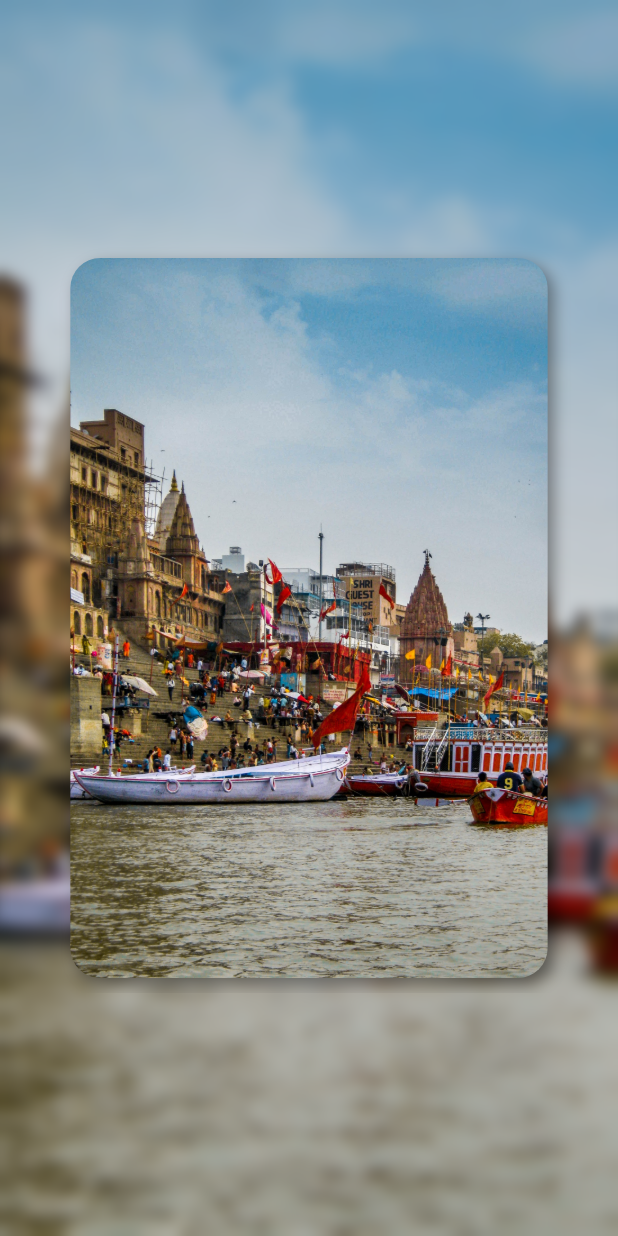
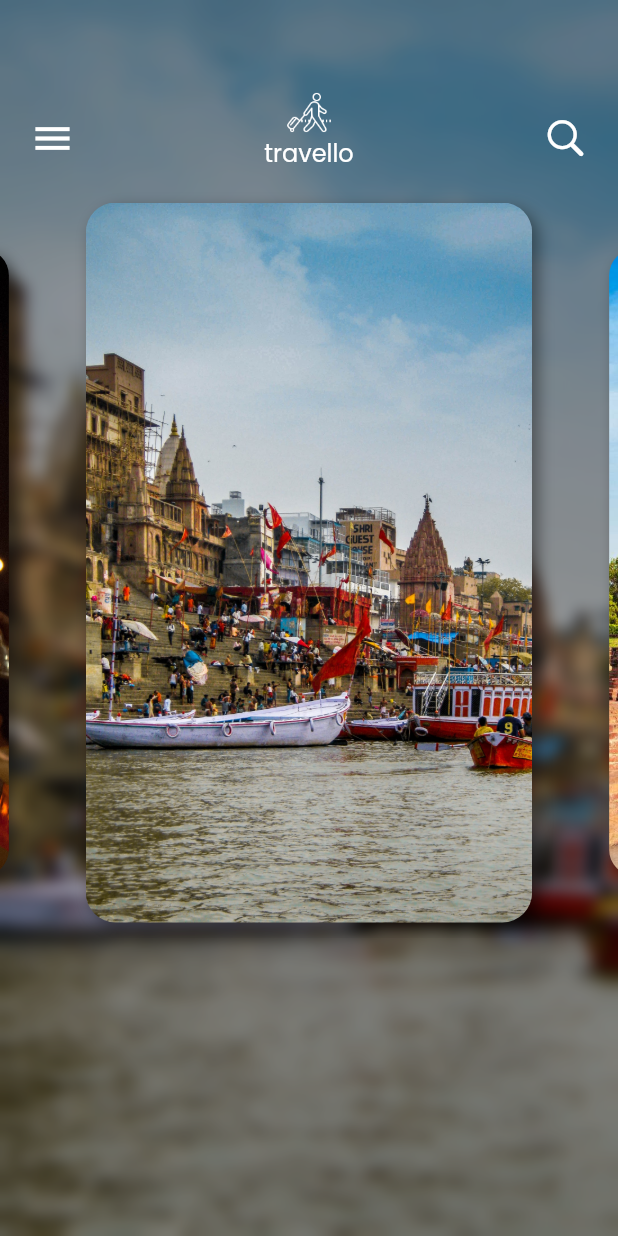
Before and after one commit to aman1210/FlutterUIChallenge, a Flutter app: the screen it shows after launch, on a phone screen of 412 x 824 dp. Run offline on Flutter 3.47's test engine with Material 2 defaults, Android fonts, the phone set to English and light mode, and no system bars; drawn by our look-alikes of carousel_slider; our stand-ins replace line_awesome_icons, simple_animations.

Commit message:
background change working

```diff
--- a/Travel App/lib/Screens/homepage.dart
+++ b/Travel App/lib/Screens/homepage.dart
@@ -1,6 +1,7 @@
 import 'dart:ui';
 
 import 'package:carousel_slider/carousel_slider.dart';
+import 'package:flutter/cupertino.dart';
 import 'package:flutter/material.dart';
 import 'package:flutter/rendering.dart';
 import 'package:travel_app/widgets/background.dart';
@@ -11,10 +12,6 @@ class HomePage extends StatefulWidget {
 }
 
 class _HomePageState extends State<HomePage> {
-  @override
-  Widget build(BuildContext context) {
-    var size = MediaQuery.of(context).size;
-
   var currentImage = 'assets/images/varanasi1.jpg';
 
   List<String> images = [
@@ -24,27 +21,74 @@ class _HomePageState extends State<HomePage> {
     'assets/images/varanasi4.jpg',
     'assets/images/varanasi5.jpg',
   ];
-
+  @override
+  Widget build(BuildContext context) {
+    var size = MediaQuery.of(context).size;
     return Scaffold(
       body: Stack(
         children: [
-          BackgroundImages(size: size, image: currentImage),
-          Center(
-            child: CarouselSlider.builder(
-              carouselController: ScrollController(),
+          BackgroundImages(
+            image: currentImage,
+            size: size,
+          ),
+          Column(
+            children: [
+              Container(
+                margin: const EdgeInsets.only(top: 60, left: 20, right: 20),
+                height: 65,
+                child: Row(
+                  mainAxisAlignment: MainAxisAlignment.spaceBetween,
+                  crossAxisAlignment: CrossAxisAlignment.center,
+                  children: [
+                    Icon(
+                      Icons.menu,
+                      color: Colors.white,
+                      size: 30,
+                    ),
+                    Column(
+                      // mainAxisAlignment: MainAxisAlignment.spaceBetween,
+                      crossAxisAlignment: CrossAxisAlignment.center,
+                      children: [
+                        Image.asset(
+                          'assets/images/icon.png',
+                          height: 30,
+                        ),
+                        Text(
+                          'travello',
+                          style: TextStyle(
+                              fontSize: 16,
+                              color: Colors.white,
+                              fontFamily: 'Poppins'),
+                        )
+                      ],
+                    ),
+                    Icon(
+                      CupertinoIcons.search,
+                      size: 30,
+                      color: Colors.white,
+                    ),
+                  ],
+                ),
+              ),
+              CarouselSlider.builder(
                 options: CarouselOptions(
                   aspectRatio: 9 / 16,
                   height: 500,
-                viewportFraction: 0.85,
+                  viewportFraction: 0.8,
                   pageSnapping: true,
                   enlargeCenterPage: true,
+                  onPageChanged: (index, reason) {
+                    setState(() {
+                      currentImage = images[index];
+                    });
+                  },
                 ),
                 itemCount: images.length,
                 itemBuilder: (context, index) {
                   return Container(
                     width: size.width,
-                  margin:
-                      const EdgeInsets.symmetric(horizontal: 16, vertical: 10),
+                    margin: const EdgeInsets.symmetric(
+                        horizontal: 16, vertical: 10),
                     decoration: BoxDecoration(
                         image: DecorationImage(
                           fit: BoxFit.cover,
@@ -63,6 +107,7 @@ class _HomePageState extends State<HomePage> {
                   );
                 },
               ),
+            ],
           ),
         ],
       ),
--- a/Travel App/lib/widgets/background.dart
+++ b/Travel App/lib/widgets/background.dart
@@ -2,7 +2,7 @@ import 'dart:ui';
 
 import 'package:flutter/material.dart';
 
-class BackgroundImages extends StatelessWidget {
+class BackgroundImages extends StatefulWidget {
   const BackgroundImages({
     Key key,
     @required this.size,
@@ -13,14 +13,36 @@ class BackgroundImages extends StatelessWidget {
   final String image;
 
   @override
+  _BackgroundImagesState createState() => _BackgroundImagesState();
+}
+
+class _BackgroundImagesState extends State<BackgroundImages>
+    with SingleTickerProviderStateMixin {
+  AnimationController controller;
+  Animation<double> animation;
+
+  @override
+  void initState() {
+    super.initState();
+    controller = AnimationController(
+      vsync: this,
+      duration: Duration(milliseconds: 300),
+    );
+    animation = CurvedAnimation(curve: Curves.easeIn, parent: controller);
+    controller.forward();
+  }
+
+  @override
   Widget build(BuildContext context) {
-    return Container(
-      height: size.height,
-      width: size.width,
+    return FadeTransition(
+      opacity: animation,
+      child: Container(
+        height: widget.size.height,
+        width: widget.size.width,
         decoration: BoxDecoration(
           image: DecorationImage(
             image: AssetImage(
-            image,
+              widget.image,
             ),
             fit: BoxFit.cover,
           ),
@@ -29,7 +51,8 @@ class BackgroundImages extends StatelessWidget {
           filter: ImageFilter.blur(sigmaX: 5, sigmaY: 5),
           child: Container(
             decoration: BoxDecoration(
-            color: Colors.white.withOpacity(0.0),
+              color: Colors.black.withOpacity(0.3),
+            ),
           ),
         ),
       ),
```
Also changed, not shown: Travel App/pubspec.yaml (+6 -6 lines), Travel App/assets/fonts/Poppins-Bold.ttf (added), Travel App/assets/fonts/Poppins-Regular.ttf (added). Lines whose indentation alone changed are shown as unchanged.
